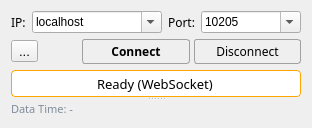
The window that Lib/Network/View/websocket.ui (thisisHenney/DataHub) describes before a commit, drawn with Qt 5.
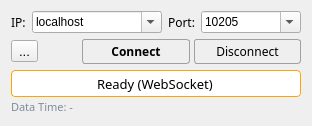
The same window after the commit.

Commit message:
Fix Log panel padding and Vueron panel resize behavior
- Remove groupBox wrapper around the Log dock's output text edit and
  shrink its layout margins so the log fills the dock without excess
  padding
- Replace QSplitter with QVBoxLayout + bottom spacer in mqtt.ui and
  websocket.ui so the status line/data-time label no longer stretch
  when the window is resized
- Give the Vueron txrx progress bar row the grid's vertical stretch
  so only that row grows on resize, keeping the Client - Vueron
  group box a fixed height

What changed in the file:
```diff
--- a/Lib/Network/View/websocket.ui
+++ b/Lib/Network/View/websocket.ui
@@ -278,16 +278,11 @@
     </layout>
    </item>
    <item>
-    <widget class="QSplitter" name="splitter">
-     <property name="font">
-      <font>
-       <family>맑은 고딕</family>
-       <pointsize>9</pointsize>
-      </font>
+    <layout class="QVBoxLayout" name="verticalLayout_status">
+     <property name="spacing">
+      <number>2</number>
      </property>
-     <property name="orientation">
-      <enum>Qt::Orientation::Vertical</enum>
-     </property>
+     <item>
      <widget class="QLineEdit" name="lineEdit">
       <property name="minimumSize">
        <size>
@@ -325,7 +320,15 @@
        <bool>false</bool>
       </property>
      </widget>
+     </item>
+     <item>
      <widget class="QLabel" name="label_data_time">
+       <property name="sizePolicy">
+        <sizepolicy hsizetype="Preferred" vsizetype="Fixed">
+         <horstretch>0</horstretch>
+         <verstretch>0</verstretch>
+        </sizepolicy>
+       </property>
       <property name="font">
        <font>
         <family>맑은 고딕</family>
@@ -342,7 +345,21 @@
        <set>Qt::AlignmentFlag::AlignLeft|Qt::AlignmentFlag::AlignVCenter</set>
       </property>
      </widget>
-    </widget>
+     </item>
+     <item>
+      <spacer name="verticalSpacer_status">
+       <property name="orientation">
+        <enum>Qt::Orientation::Vertical</enum>
+       </property>
+       <property name="sizeHint" stdset="0">
+        <size>
+         <width>0</width>
+         <height>0</height>
+        </size>
+       </property>
+      </spacer>
+     </item>
+    </layout>
    </item>
   </layout>
  </widget>
```
Lines whose indentation alone changed are shown as unchanged. The commit also changes 6 other files.
